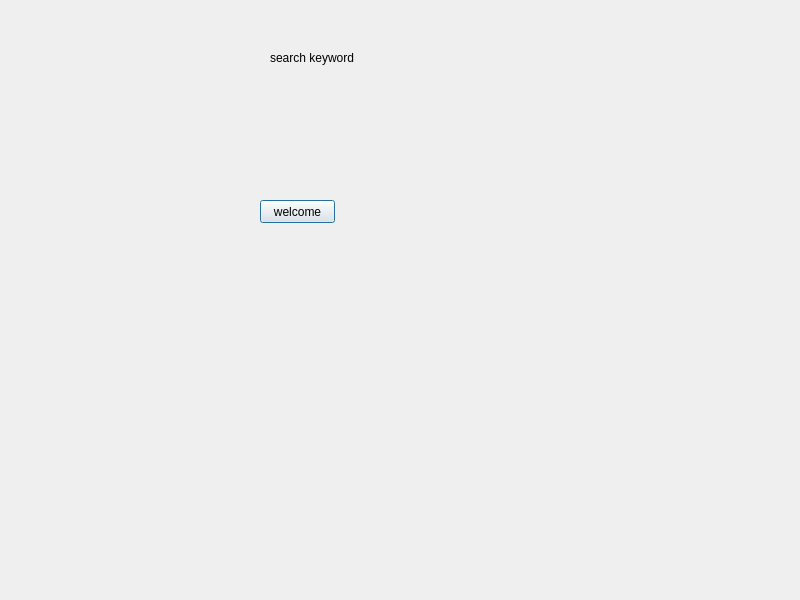
Old version of the form info_silo/UI/keyword_search.ui in the repository austinschaaf1/455_final.
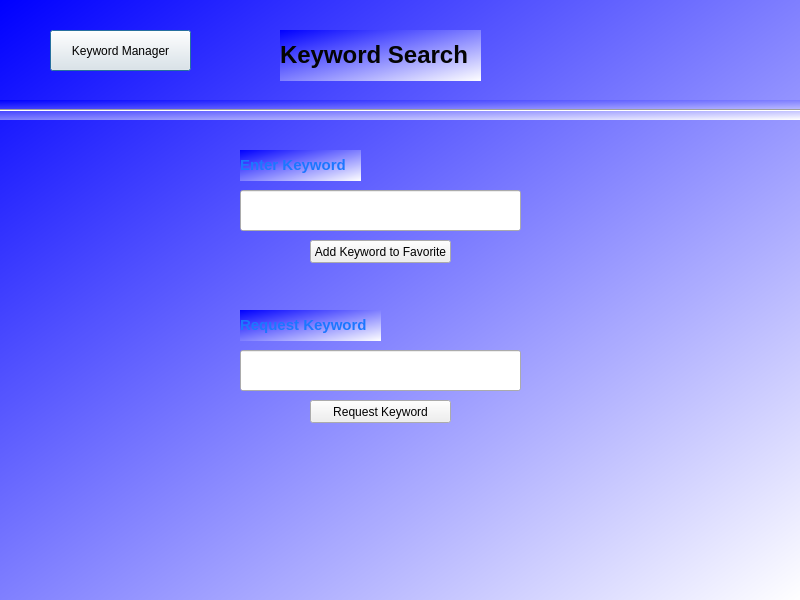
New version of the form.

Commit message: added some basic layouts

Patch:
```diff
--- a/info_silo/UI/keyword_search.ui
+++ b/info_silo/UI/keyword_search.ui
@@ -25,32 +25,158 @@
   <property name="windowTitle">
    <string>Dialog</string>
   </property>
-  <widget class="QLabel" name="label">
-   <property name="geometry">
-    <rect>
-     <x>270</x>
-     <y>50</y>
-     <width>101</width>
-     <height>16</height>
-    </rect>
+  <layout class="QVBoxLayout" name="verticalLayout">
+   <property name="spacing">
+    <number>0</number>
    </property>
-   <property name="text">
-    <string>search keyword</string>
+   <property name="leftMargin">
+    <number>0</number>
    </property>
-  </widget>
-  <widget class="QPushButton" name="Welcome">
-   <property name="geometry">
-    <rect>
-     <x>260</x>
-     <y>200</y>
-     <width>75</width>
-     <height>23</height>
-    </rect>
+   <property name="topMargin">
+    <number>0</number>
    </property>
-   <property name="text">
-    <string>welcome</string>
+   <property name="rightMargin">
+    <number>0</number>
    </property>
-  </widget>
+   <property name="bottomMargin">
+    <number>0</number>
+   </property>
+   <item>
+    <widget class="QFrame" name="background">
+     <property name="styleSheet">
+      <string notr="true">QFrame{
+	background-color:qlineargradient(spread:pad, x1:0, y1:0, x2:1, y2:1, stop:0 rgba(0, 0, 255, 255), stop:1 rgba(255, 255, 255, 255));
+	color:rgb(28, 119, 255);
+}</string>
+     </property>
+     <property name="frameShape">
+      <enum>QFrame::NoFrame</enum>
+     </property>
+     <property name="frameShadow">
+      <enum>QFrame::Raised</enum>
+     </property>
+     <widget class="QPushButton" name="Welcome">
+      <property name="geometry">
+       <rect>
+        <x>50</x>
+        <y>30</y>
+        <width>141</width>
+        <height>41</height>
+       </rect>
+      </property>
+      <property name="text">
+       <string>Keyword Manager</string>
+      </property>
+     </widget>
+     <widget class="Line" name="line">
+      <property name="geometry">
+       <rect>
+        <x>0</x>
+        <y>100</y>
+        <width>801</width>
+        <height>20</height>
+       </rect>
+      </property>
+      <property name="orientation">
+       <enum>Qt::Horizontal</enum>
+      </property>
+     </widget>
+     <widget class="QLabel" name="label">
+      <property name="geometry">
+       <rect>
+        <x>280</x>
+        <y>30</y>
+        <width>201</width>
+        <height>51</height>
+       </rect>
+      </property>
+      <property name="text">
+       <string>&lt;html&gt;&lt;head/&gt;&lt;body&gt;&lt;p&gt;&lt;span style=&quot; font-size:18pt; font-weight:600; color:#040404;&quot;&gt;Keyword Search&lt;/span&gt;&lt;/p&gt;&lt;/body&gt;&lt;/html&gt;</string>
+      </property>
+     </widget>
+     <widget class="QLineEdit" name="lineEdit">
+      <property name="geometry">
+       <rect>
+        <x>240</x>
+        <y>190</y>
+        <width>281</width>
+        <height>41</height>
+       </rect>
+      </property>
+     </widget>
+     <widget class="QLineEdit" name="lineEdit_2">
+      <property name="geometry">
+       <rect>
+        <x>240</x>
+        <y>350</y>
+        <width>281</width>
+        <height>41</height>
+       </rect>
+      </property>
+     </widget>
+     <widget class="QLabel" name="label_2">
+      <property name="geometry">
+       <rect>
+        <x>240</x>
+        <y>150</y>
+        <width>121</width>
+        <height>31</height>
+       </rect>
+      </property>
+      <property name="text">
+       <string>&lt;!DOCTYPE HTML PUBLIC &quot;-//W3C//DTD HTML 4.0//EN&quot; &quot;http://www.w3.org/TR/REC-html40/strict.dtd&quot;&gt;
+&lt;html&gt;&lt;head&gt;&lt;meta name=&quot;qrichtext&quot; content=&quot;1&quot; /&gt;&lt;style type=&quot;text/css&quot;&gt;
+p, li { white-space: pre-wrap; }
+&lt;/style&gt;&lt;/head&gt;&lt;body style=&quot; font-family:'MS Shell Dlg 2'; font-size:8pt; font-weight:400; font-style:normal;&quot;&gt;
+&lt;p style=&quot; margin-top:12px; margin-bottom:12px; margin-left:0px; margin-right:0px; -qt-block-indent:0; text-indent:0px;&quot;&gt;&lt;span style=&quot; font-size:11pt; font-weight:600;&quot;&gt;Enter Keyword&lt;/span&gt;&lt;/p&gt;&lt;/body&gt;&lt;/html&gt;</string>
+      </property>
+     </widget>
+     <widget class="QLabel" name="label_3">
+      <property name="geometry">
+       <rect>
+        <x>240</x>
+        <y>310</y>
+        <width>141</width>
+        <height>31</height>
+       </rect>
+      </property>
+      <property name="text">
+       <string>&lt;!DOCTYPE HTML PUBLIC &quot;-//W3C//DTD HTML 4.0//EN&quot; &quot;http://www.w3.org/TR/REC-html40/strict.dtd&quot;&gt;
+&lt;html&gt;&lt;head&gt;&lt;meta name=&quot;qrichtext&quot; content=&quot;1&quot; /&gt;&lt;style type=&quot;text/css&quot;&gt;
+p, li { white-space: pre-wrap; }
+&lt;/style&gt;&lt;/head&gt;&lt;body style=&quot; font-family:'MS Shell Dlg 2'; font-size:8pt; font-weight:400; font-style:normal;&quot;&gt;
+&lt;p style=&quot; margin-top:12px; margin-bottom:12px; margin-left:0px; margin-right:0px; -qt-block-indent:0; text-indent:0px;&quot;&gt;&lt;span style=&quot; font-size:11pt; font-weight:600;&quot;&gt;Request Keyword&lt;/span&gt;&lt;/p&gt;&lt;/body&gt;&lt;/html&gt;</string>
+      </property>
+     </widget>
+     <widget class="QPushButton" name="pushButton">
+      <property name="geometry">
+       <rect>
+        <x>310</x>
+        <y>240</y>
+        <width>141</width>
+        <height>23</height>
+       </rect>
+      </property>
+      <property name="text">
+       <string>Add Keyword to Favorite</string>
+      </property>
+     </widget>
+     <widget class="QPushButton" name="pushButton_2">
+      <property name="geometry">
+       <rect>
+        <x>310</x>
+        <y>400</y>
+        <width>141</width>
+        <height>23</height>
+       </rect>
+      </property>
+      <property name="text">
+       <string>Request Keyword</string>
+      </property>
+     </widget>
+    </widget>
+   </item>
+  </layout>
  </widget>
  <resources/>
  <connections/>
```
The commit also changes 2 other files.
